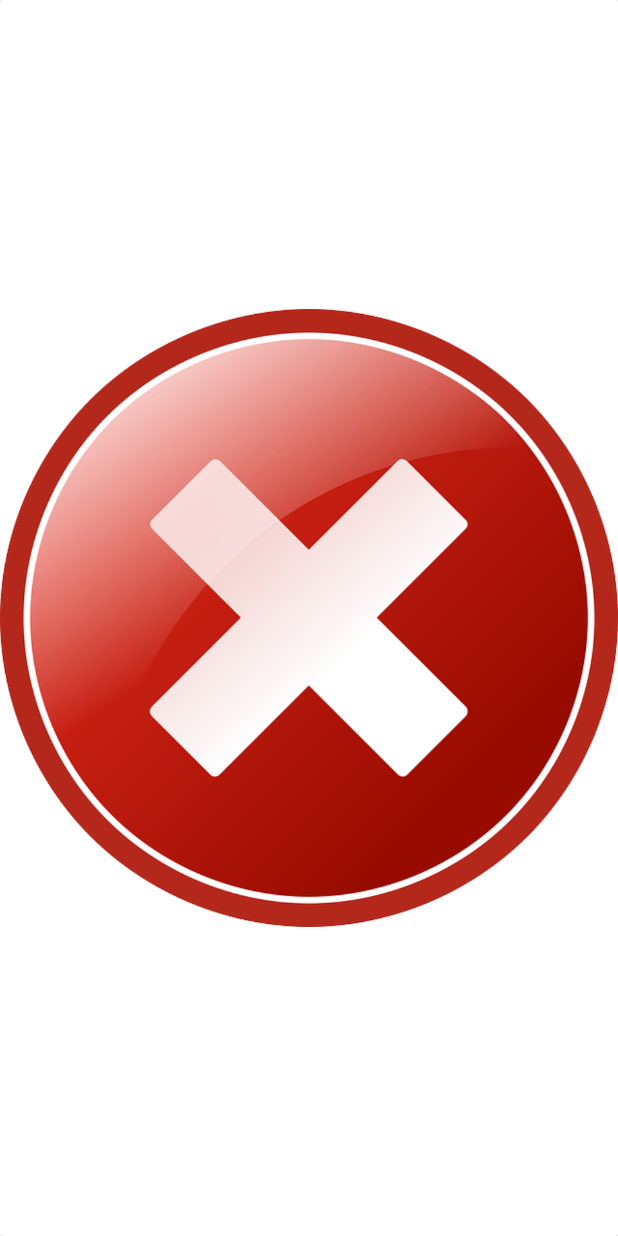
After one commit to lee989898/Dating, an Android app: the layout item_card.xml on its own in the app's theme, with its tools: preview values and no code run, on a phone screen of 412 x 824 dp. The commit adds this screen. Run offline under Robolectric (Android 15) with nearby library versions, the phone set to English and light mode, and no system bars.

Commit message:
feat: 카드 스택 뷰 구현

```diff
--- a/app/build.gradle
+++ b/app/build.gradle
@@ -40,4 +40,6 @@ dependencies {
     testImplementation 'junit:junit:4.+'
     androidTestImplementation 'androidx.test.ext:junit:1.1.3'
     androidTestImplementation 'androidx.test.espresso:espresso-core:3.4.0'
+
+    implementation "com.yuyakaido.android:card-stack-view:2.3.4"
 }
--- /dev/null
+++ b/app/src/main/res/layout/item_card.xml
@@ -0,0 +1,13 @@
+<?xml version="1.0" encoding="utf-8"?>
+<androidx.cardview.widget.CardView xmlns:android="http://schemas.android.com/apk/res/android"
+    android:layout_width="match_parent"
+    android:layout_height="match_parent">
+
+    <ImageView
+        android:id="@+id/profileImageArea"
+        android:src="@drawable/no"
+        android:layout_width="match_parent"
+        android:layout_height="match_parent"/>
+
+
+</androidx.cardview.widget.CardView>
```
Also changed, not shown: app/src/main/java/com/lee989898/dating/MainActivity.kt (+41 -0 lines), app/src/main/java/com/lee989898/dating/slider/CardStackAdapter.kt (added, +34 -0 lines), app/src/main/res/layout/activity_main.xml (+4 -8 lines).
